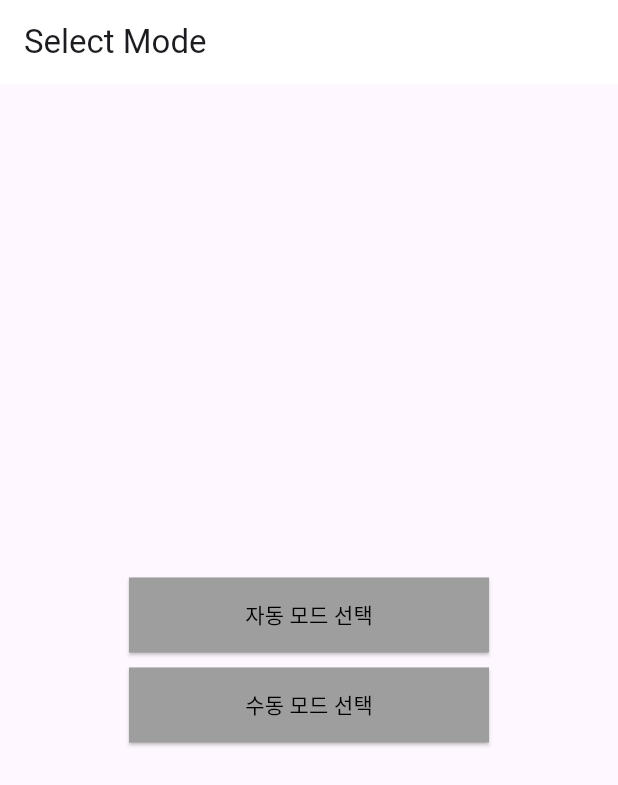
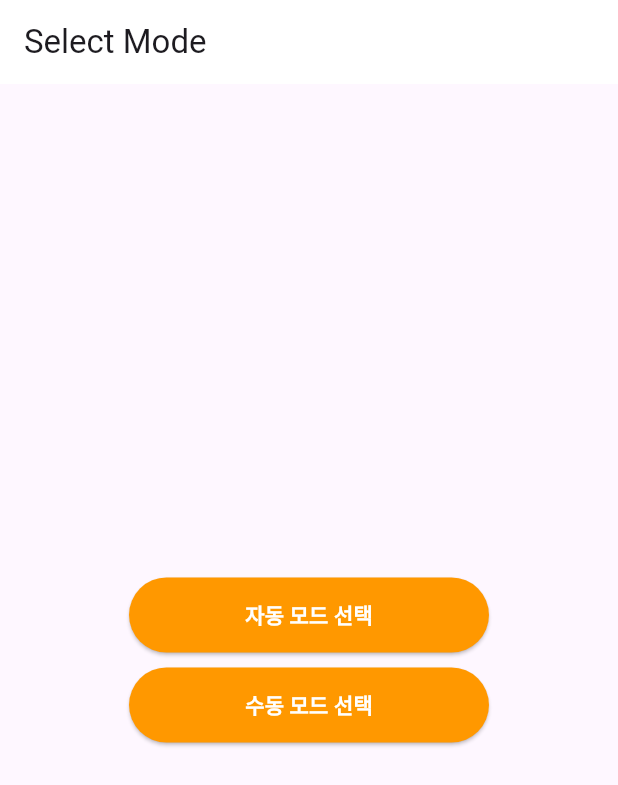
Before and after one commit to okdoittttt/Painting_Dummy, a Flutter app: the ControlModeSclectionScreen screen opened directly, on a phone screen of 412 x 824 dp. Shown: the top 785 px of the screen. Run offline on Flutter 3.47's test engine with Material 3 defaults, Android fonts, the light colour scheme and no system bars; Roboto replaces fonts that are missing (Pretendard).

Commit message:
REFACTOR: 자동, 수동 모드 선택 모달 화면 디자인 수정

```diff
--- a/app/robot_arm_controller/lib/pages/robotList/controlModeSelectionScreen.dart
+++ b/app/robot_arm_controller/lib/pages/robotList/controlModeSelectionScreen.dart
@@ -24,25 +24,29 @@ class ControlModeSclectionScreen extends StatelessWidget {
                 );
               },
               style: ElevatedButton.styleFrom(
-                foregroundColor: Colors.black,
-                backgroundColor: Colors.grey,
-                shape: RoundedRectangleBorder(
-                  borderRadius: BorderRadius.zero
-                ), minimumSize: Size(240, 50)
-              ),
-              child: Text("자동 모드 선택"),
+                  backgroundColor: Colors.orange,
+                  // shape:
+                  //     RoundedRectangleBorder(borderRadius: BorderRadius.zero),
+                  minimumSize: Size(240, 50)),
+              child: Text("자동 모드 선택",
+                  style: TextStyle(
+                      color: Colors.white, fontWeight: FontWeight.bold)),
             ),
-            SizedBox(height: 10,),
+            SizedBox(
+              height: 10,
+            ),
             ElevatedButton(
               onPressed: () {},
               style: ElevatedButton.styleFrom(
-                  foregroundColor: Colors.black,
-                  backgroundColor: Colors.grey,
-                  shape: RoundedRectangleBorder(
-                      borderRadius: BorderRadius.zero
-                  ), minimumSize: Size(240, 50)
+                  backgroundColor: Colors.orange,
+                  // shape:
+                  //     RoundedRectangleBorder(borderRadius: BorderRadius.zero),
+                  minimumSize: Size(240, 50)),
+              child: Text(
+                "수동 모드 선택",
+                style:
+                    TextStyle(color: Colors.white, fontWeight: FontWeight.bold),
               ),
-              child: Text("수동 모드 선택"),
             ),
           ],
         ),
```
